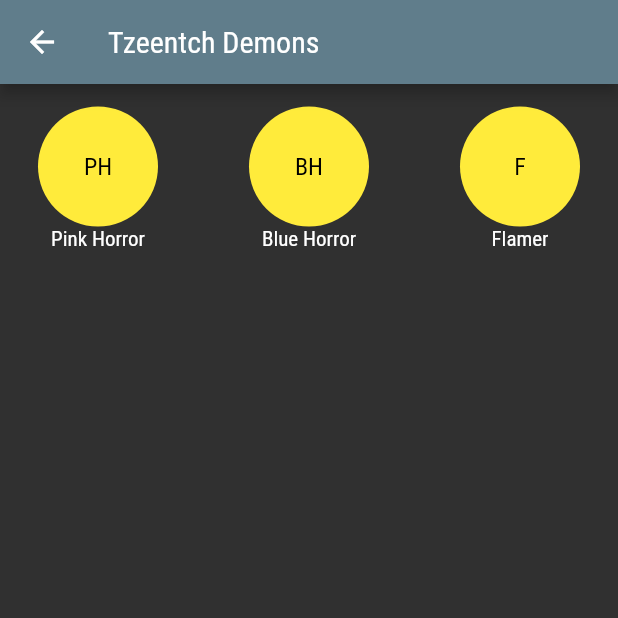
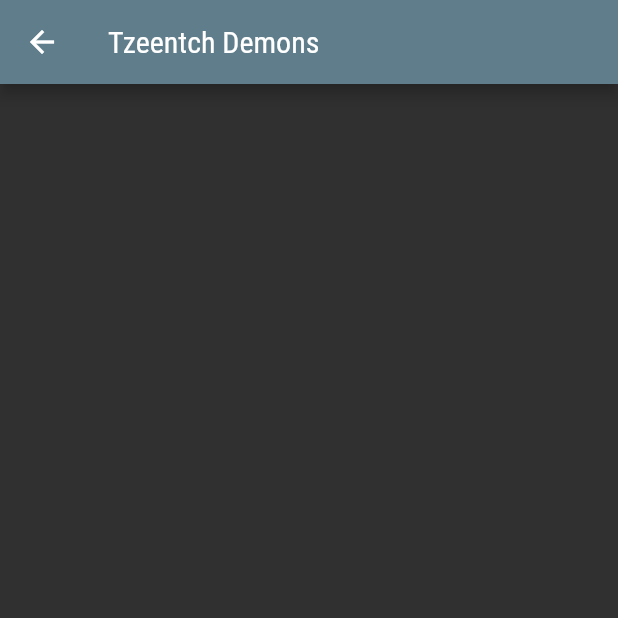
Before and after one commit to michaelmorrisg/warhammer-list, a Flutter app: the screen it shows after launch, after a tap on "Tzeentch Demons", on a phone screen of 412 x 824 dp, the top half of it. Run offline on Flutter 3.47's test engine with Material 2 defaults, Android fonts, the phone set to English and light mode, and no system bars.

Commit message:
its gettin pretty cool

```diff
--- a/lib/classes/army_list.dart
+++ b/lib/classes/army_list.dart
@@ -3,10 +3,7 @@ import 'stat_item.dart';
 
 class ArmyList {
   List<Army> armyList = [
-    Army(title: 'Tzeentch Demons', statItems: [
-      StatItem(id: 1, imageText: 'PH', name: 'Pink Horror', movement: '6"'),
-      StatItem(id: 2, imageText: 'BH', name: 'Blue Horror'),
-      StatItem(id: 3, imageText: 'F', name: 'Flamer'),
+    Army(title: 'Tzeentch Demons', statItems:[
     ]
     ),
     Army(title: 'Iron Warriors', statItems: []),
--- a/lib/classes/stat_item.dart
+++ b/lib/classes/stat_item.dart
@@ -3,14 +3,14 @@ class StatItem {
   String name;
   String imageText;
   String movement;
-  int weaponSkill;
-  int ballisticSkill;
-  int strength;
-  int toughness;
-  int wounds;
-  int attacks;
-  int leadership;
-  int save;
+  String weaponSkill;
+  String ballisticSkill;
+  String strength;
+  String toughness;
+  String wounds;
+  String attacks;
+  String leadership;
+  String save;
 
-  StatItem({this.id, this.name, this.imageText, this.movement});
+  StatItem({this.id, this.name, this.imageText, this.movement, this.weaponSkill, this.ballisticSkill, this.strength, this.toughness, this.wounds, this.attacks, this.leadership, this.save});
 }
--- a/lib/classes/stat_item_list.dart
+++ b/lib/classes/stat_item_list.dart
@@ -2,7 +2,7 @@ import 'stat_item.dart';
 
 class StatItemList {
   List<StatItem> statItemList = [
-    StatItem(id: 1, imageText: 'PH', name: 'Pink Horror'),
+    StatItem(id: 1, imageText: 'PH', name: 'Pink Horror', movement: '6"', ballisticSkill: '3+', weaponSkill: '4+', strength: '3', toughness: '3', save: '5+', leadership: '7', attacks: '1', wounds: '1'),
     StatItem(id: 2, imageText: 'BH', name: 'Blue Horror'),
     StatItem(id: 3, imageText: 'F', name: 'Flamer'),
     StatItem(id: 4, imageText: 'LOC', name: 'Lord of Change'),
```
Also changed, not shown: lib/routes/avatar_stats.dart (+12 -6 lines).
